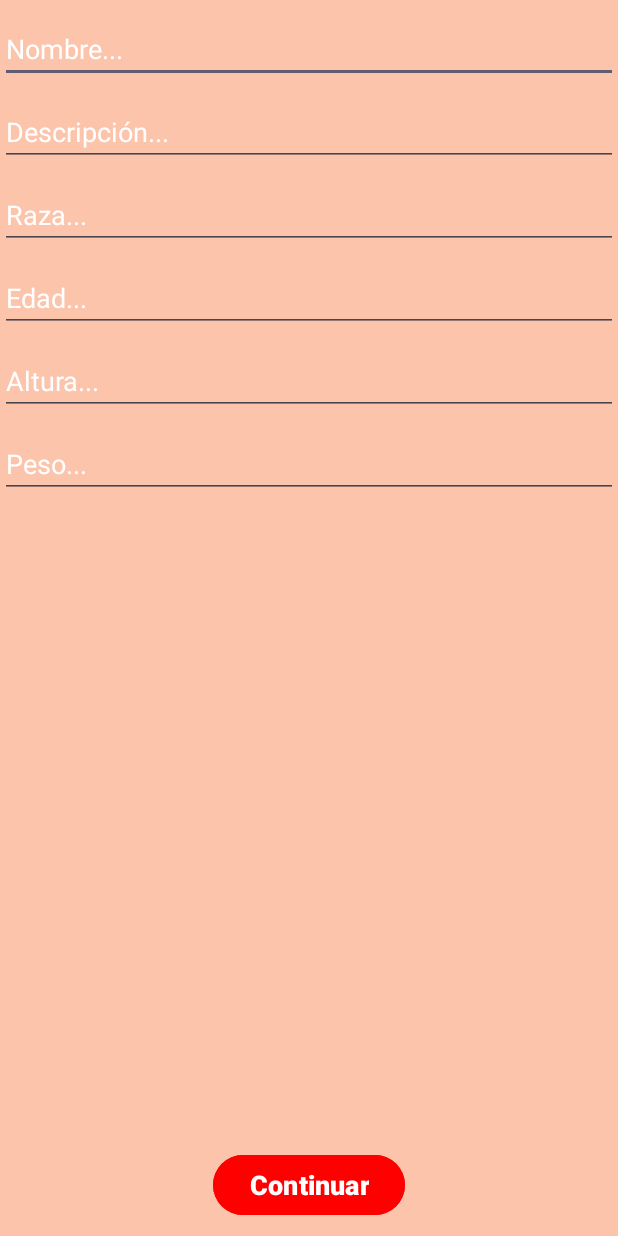
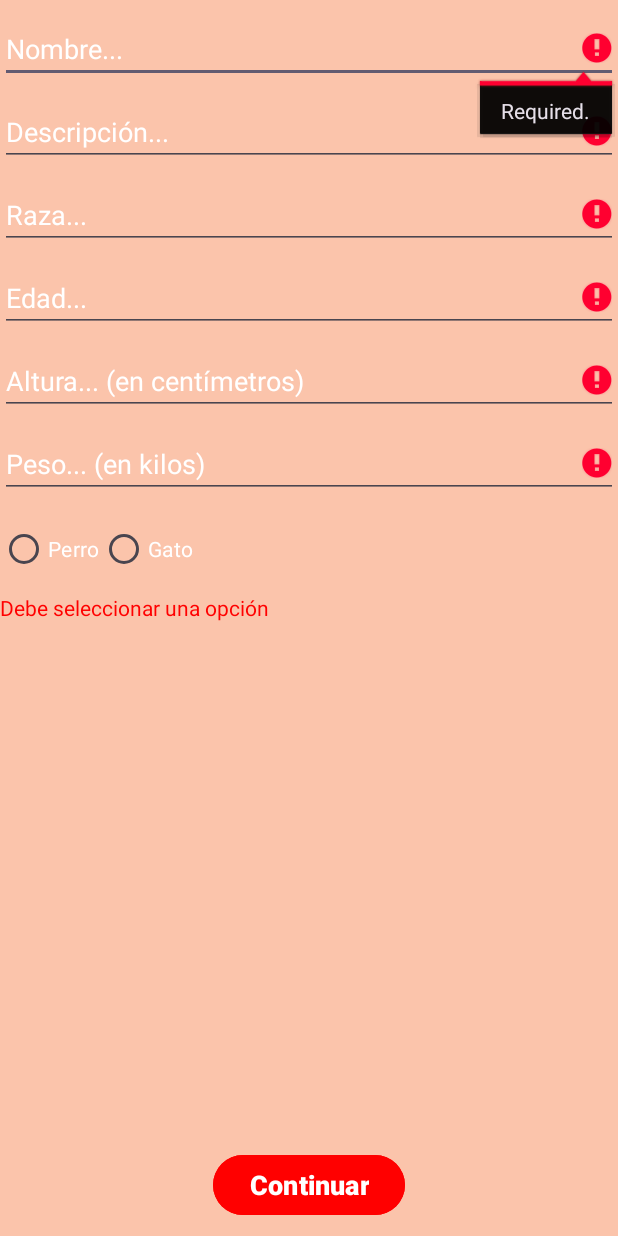
Before and after one commit to Intro-CompuMovil/Lovemal, an Android app: the RegistrarMascota screen opened directly, with no data from a screen before it, after a tap on "Continuar", on a phone screen of 412 x 824 dp. Run offline under Robolectric (Android 15) with nearby library versions, the phone set to English and light mode, and no system bars; our stand-ins replace Firebase (no records; nobody signed in at launch, a user with empty details on screens opened directly); 1 statement that could not run was skipped.

Commit message:
Agregar mascota

```diff
--- a/app/src/main/java/com/example/lovemal/MenuActivity.kt
+++ b/app/src/main/java/com/example/lovemal/MenuActivity.kt
@@ -25,10 +25,10 @@ class MenuActivity : AppCompatActivity() {
     override fun onCreate(savedInstanceState: Bundle?) {
         super.onCreate(savedInstanceState)
         setContentView(R.layout.activity_menu)
+        isAdmin()
 
         currentUserUid = intent.getStringExtra("current_user_uid")!!
 
-        isAdmin()
         manageButtons()
     }
 
--- a/app/src/main/java/com/example/lovemal/Pet.kt
+++ b/app/src/main/java/com/example/lovemal/Pet.kt
@@ -6,6 +6,8 @@ class Pet {
     var raza: String = ""
     var edad: Int = 0
     var key: String = ""
-    var altura: Double = 0.0
-    var peso: Double = 0.0
+    var altura: Int = 0
+    var peso: Int = 0
+    var keyUser: String = ""
+    var animal: String = ""
 }
--- a/app/src/main/java/com/example/lovemal/RegistrarMascota.kt
+++ b/app/src/main/java/com/example/lovemal/RegistrarMascota.kt
@@ -1,31 +1,144 @@
 package com.example.lovemal
 
+import android.content.Intent
 import android.os.Bundle
+import android.text.TextUtils
+import android.view.View
 import android.widget.Button
+import android.widget.TextView
+import android.widget.Toast
 import androidx.activity.enableEdgeToEdge
 import androidx.appcompat.app.AppCompatActivity
 import androidx.core.view.ViewCompat
 import androidx.core.view.WindowInsetsCompat
 import com.example.lovemal.databinding.ActivityRegistrarMascotaBinding
+import com.google.firebase.database.DatabaseReference
+import com.google.firebase.database.FirebaseDatabase
+import java.util.UUID
 
 class RegistrarMascota : AppCompatActivity() {
 
+    private lateinit var currentUserUid: String
     private lateinit var binding: ActivityRegistrarMascotaBinding
+
+    private val PATH_PETS = "pets/"
+    private lateinit var database: FirebaseDatabase
+    private lateinit var myRef: DatabaseReference
+
     override fun onCreate(savedInstanceState: Bundle?) {
         super.onCreate(savedInstanceState)
         binding = ActivityRegistrarMascotaBinding.inflate(layoutInflater)
         setContentView(binding.root)
 
+        currentUserUid = intent.getStringExtra("currentUserUid")!!
+
         addPet()
 
     }
 
+    private fun validateForm(): Boolean {
+        var valid = true
+
+        // Validar nombre
+        val name = binding.txtNombre.text.toString()
+        if (TextUtils.isEmpty(name)) {
+            binding.txtNombre.error = "Required."
+            valid = false
+        } else {
+            binding.txtNombre.error = null
+        }
+
+        // Validar descripción
+        val descripcion = binding.txtDescripcion.text.toString()
+        if (TextUtils.isEmpty(descripcion)) {
+            binding.txtDescripcion.error = "Required."
+            valid = false
+        } else {
+            binding.txtDescripcion.error = null
+        }
+
+        // Validar raza
+        val raza = binding.txtRaza.text.toString()
+        if (TextUtils.isEmpty(raza)) {
+            binding.txtRaza.error = "Required."
+            valid = false
+        } else {
+            binding.txtRaza.error = null
+        }
+
+        // Validar edad
+        val edad = binding.txtEdad.text.toString()
+        if (TextUtils.isEmpty(edad)) {
+            binding.txtEdad.error = "Required."
+            valid = false
+        } else {
+            binding.txtEdad.error = null
+        }
+
+        // Validar altura
+        val altura = binding.txtAltura.text.toString()
+        if (TextUtils.isEmpty(altura)) {
+            binding.txtAltura.error = "Required."
+            valid = false
+        } else {
+            binding.txtAltura.error = null
+        }
+
+        // Validar peso
+        val peso = binding.txtPeso.text.toString()
+        if (TextUtils.isEmpty(peso)) {
+            binding.txtPeso.error = "Required."
+            valid = false
+        } else {
+            binding.txtPeso.error = null
+        }
+
+        // Validar selección del RadioGroup
+        if (binding.radioGroupMascota.checkedRadioButtonId == -1) {
+            binding.radioGroupError.visibility = View.VISIBLE
+            valid = false
+        } else {
+            binding.radioGroupError.visibility = View.GONE
+        }
+
+        return valid
+    }
+
     private fun addPet(){
-        binding.btnNextStep.setOnClickListener {
-            var myPet = Pet()
-            myPet.nombre = binding.txtNombre.toString()
-            myPet.descripcion = binding.txtDescripcion.toString()
 
-        }
+            database = FirebaseDatabase.getInstance()
+            myRef = database.getReference(PATH_PETS)
+            binding.btnNextStep.setOnClickListener {
+                if (validateForm()) {
+                    var myPet = Pet()
+                    myPet.nombre = binding.txtNombre.text.toString()
+                    myPet.descripcion = binding.txtDescripcion.text.toString()
+                    myPet.altura = binding.txtAltura.text.toString().toInt()
+                    myPet.edad = binding.txtEdad.text.toString().toInt()
+                    myPet.raza = binding.txtRaza.text.toString()
+                    myPet.keyUser = currentUserUid
+                    myPet.peso = binding.txtPeso.text.toString().toInt()
+                    myPet.key = UUID.randomUUID().toString()
+                    myPet.animal = when (binding.radioGroupMascota.checkedRadioButtonId) {
+                        R.id.radioPerro -> "Perro"
+                        R.id.radioGato -> "Gato"
+                        else -> ""
+                    }
+
+                    myRef = database.getReference(PATH_PETS + myPet.key)
+                    myRef.setValue(myPet)
+
+
+                    binding.btnNextStep.setOnClickListener {
+                        val intent = Intent(this, Perfil::class.java).apply {
+                            putExtra("currentUserUid", currentUserUid)
+                        }
+                        startActivity(intent)
+                    }
+                }
+                else{
+                    Toast.makeText(this, "Complete los campos", Toast.LENGTH_SHORT).show()
+                }
+            }
     }
 }
--- a/app/src/main/res/layout/activity_registrar_mascota.xml
+++ b/app/src/main/res/layout/activity_registrar_mascota.xml
@@ -53,23 +53,56 @@
         android:id="@+id/txtAltura"
         android:layout_width="match_parent"
         android:layout_height="wrap_content"
-        android:hint="Altura..."
+        android:hint="Altura... (en centímetros)"
         android:layout_below="@+id/txtEdad"
         android:layout_marginTop="10dp"
         android:textColor="@color/white"
         android:textColorHint="@color/white"
-        android:inputType="numberDecimal"/>
+        android:inputType="number"/>
 
     <EditText
         android:id="@+id/txtPeso"
         android:layout_width="match_parent"
         android:layout_height="wrap_content"
-        android:hint="Peso..."
+        android:hint="Peso... (en kilos)"
         android:layout_below="@+id/txtAltura"
         android:layout_marginTop="10dp"
         android:textColor="@color/white"
         android:textColorHint="@color/white"
-        android:inputType="numberDecimal"/>
+        android:inputType="number"/>
+
+    <RadioGroup
+        android:id="@+id/radioGroupMascota"
+        android:layout_width="wrap_content"
+        android:layout_height="wrap_content"
+        android:layout_below="@+id/txtPeso"
+        android:layout_marginTop="10dp"
+        android:orientation="horizontal">
+
+        <RadioButton
+            android:id="@+id/radioPerro"
+            android:layout_width="wrap_content"
+            android:layout_height="wrap_content"
+            android:text="Perro"
+            android:textColor="@color/white"/>
+
+        <RadioButton
+            android:id="@+id/radioGato"
+            android:layout_width="wrap_content"
+            android:layout_height="wrap_content"
+            android:text="Gato"
+            android:textColor="@color/white"/>
+    </RadioGroup>
+
+    <TextView
+        android:id="@+id/radioGroupError"
+        android:layout_width="wrap_content"
+        android:layout_height="wrap_content"
+        android:layout_below="@id/radioGroupMascota"
+        android:layout_marginTop="5dp"
+        android:textColor="@color/red"
+        android:visibility="gone"
+        android:text="Debe seleccionar una opción"/>
 
     <Button
         android:id="@+id/btnNextStep"
```
Also changed, not shown: app/src/main/java/com/example/lovemal/Perfil.kt (+7 -3 lines).
